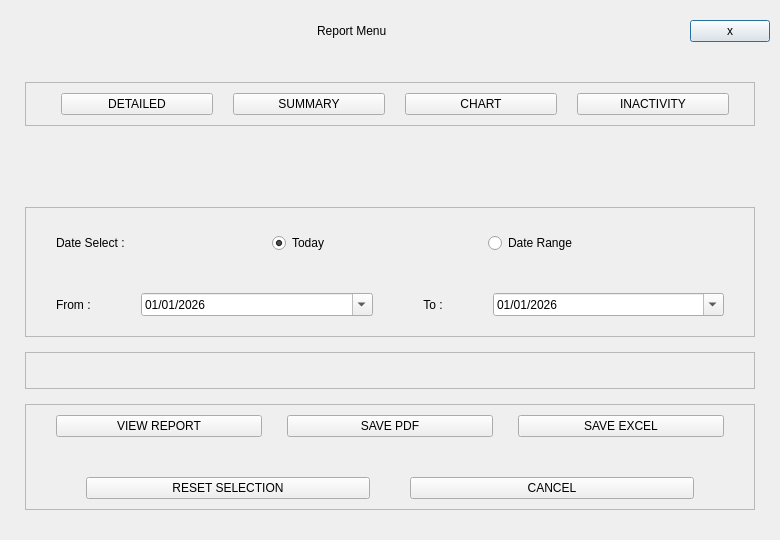
The window that Project/ui/report_menu.ui (Selvam-T/POS) describes before a commit, drawn with Qt 5.
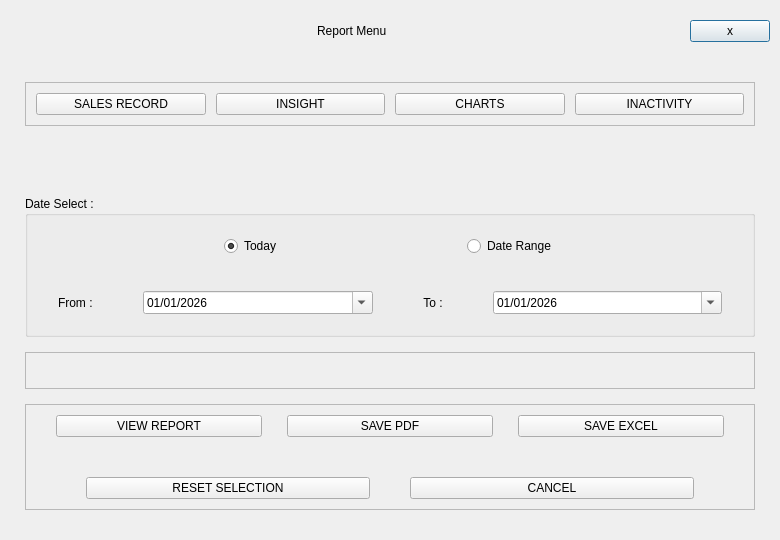
The same window after the commit.

Commit message: report_menu radio button replaced by qpushbutton, reports cleaned up

What changed in the file:
```diff
--- a/Project/ui/report_menu.ui
+++ b/Project/ui/report_menu.ui
@@ -136,16 +136,16 @@
        </property>
        <layout class="QHBoxLayout" name="reportTypeLayout">
         <property name="spacing">
-         <number>20</number>
+         <number>10</number>
         </property>
         <property name="leftMargin">
-         <number>35</number>
+         <number>10</number>
         </property>
         <property name="topMargin">
          <number>10</number>
         </property>
         <property name="rightMargin">
-         <number>25</number>
+         <number>10</number>
         </property>
         <property name="bottomMargin">
          <number>10</number>
@@ -153,21 +153,21 @@
         <item>
          <widget class="QPushButton" name="detailReportBtn">
           <property name="text">
-           <string>DETAILED</string>
+           <string>SALES RECORD</string>
           </property>
          </widget>
         </item>
         <item>
          <widget class="QPushButton" name="summaryReportBtn">
           <property name="text">
-           <string>SUMMARY</string>
+           <string>INSIGHT</string>
           </property>
          </widget>
         </item>
         <item>
          <widget class="QPushButton" name="chartReportBtn">
           <property name="text">
-           <string>CHART</string>
+           <string>CHARTS</string>
           </property>
          </widget>
         </item>
@@ -198,12 +198,9 @@
       </spacer>
      </item>
      <item>
-      <widget class="QFrame" name="reportDateFrame">
-       <property name="frameShape">
-        <enum>QFrame::StyledPanel</enum>
-       </property>
-       <property name="frameShadow">
-        <enum>QFrame::Raised</enum>
+      <widget class="QGroupBox" name="reportGroupBox">
+       <property name="title">
+        <string>Date Select :</string>
        </property>
        <layout class="QVBoxLayout" name="reportDateLayout">
         <property name="spacing">
@@ -222,7 +219,7 @@
          <number>10</number>
         </property>
         <item>
-         <layout class="QHBoxLayout" name="reportDateRadioLayout" stretch="0,0,0,0">
+         <layout class="QHBoxLayout" name="reportDateRadioLayout" stretch="0,0,0,0,0">
           <property name="spacing">
            <number>20</number>
           </property>
@@ -239,11 +236,17 @@
            <number>5</number>
           </property>
           <item>
-           <widget class="QLabel" name="dateSelectFieldLbl">
-            <property name="text">
-             <string>Date Select :</string>
+           <spacer name="horizontalSpacer_4">
+            <property name="orientation">
+             <enum>Qt::Horizontal</enum>
             </property>
-           </widget>
+            <property name="sizeHint" stdset="0">
+             <size>
+              <width>20</width>
+              <height>20</height>
+             </size>
+            </property>
+           </spacer>
           </item>
           <item>
            <widget class="QRadioButton" name="todayRadioBtn">
@@ -255,6 +258,19 @@
             </property>
            </widget>
           </item>
+          <item>
+           <spacer name="horizontalSpacer_5">
+            <property name="orientation">
+             <enum>Qt::Horizontal</enum>
+            </property>
+            <property name="sizeHint" stdset="0">
+             <size>
+              <width>20</width>
+              <height>20</height>
+             </size>
+            </property>
+           </spacer>
+          </item>
           <item>
            <widget class="QRadioButton" name="dateRangeRadioBtn">
             <property name="text">
@@ -268,12 +284,12 @@
              <enum>Qt::Horizontal</enum>
             </property>
             <property name="sizeType">
-             <enum>QSizePolicy::Preferred</enum>
+             <enum>QSizePolicy::Expanding</enum>
             </property>
             <property name="sizeHint" stdset="0">
              <size>
-              <width>40</width>
-              <height>30</height>
+              <width>20</width>
+              <height>20</height>
              </size>
             </property>
            </spacer>
```
Left out of the diff: 8 changed lines with no effect on the pictures. The commit also changes 14 other files.
